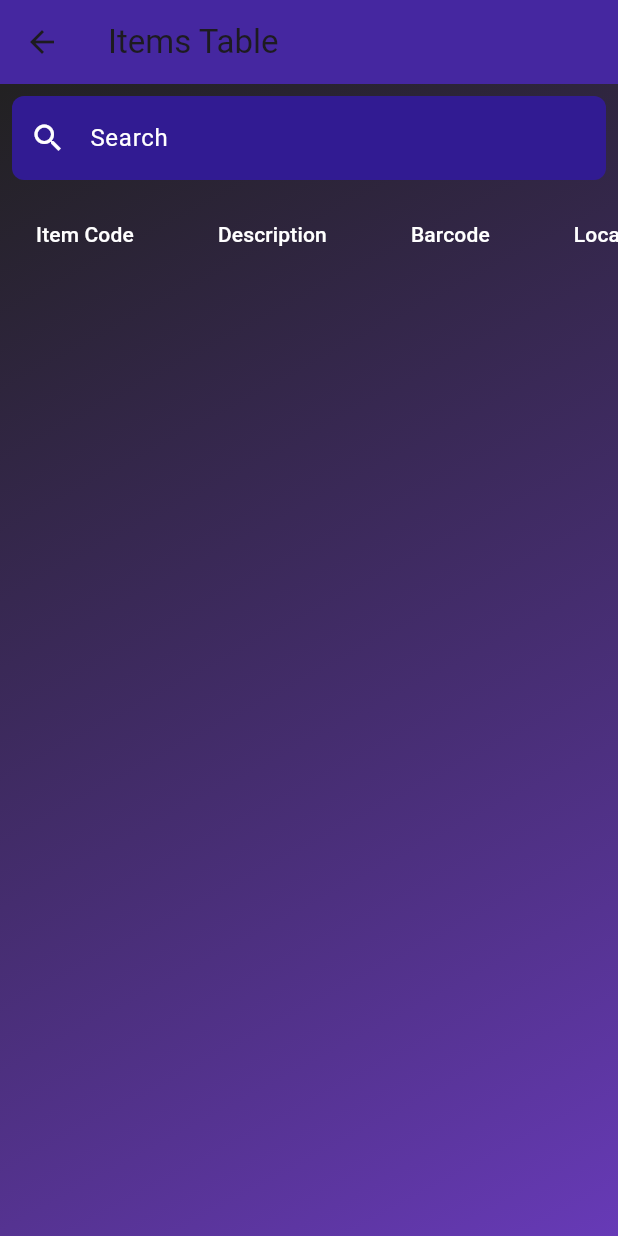
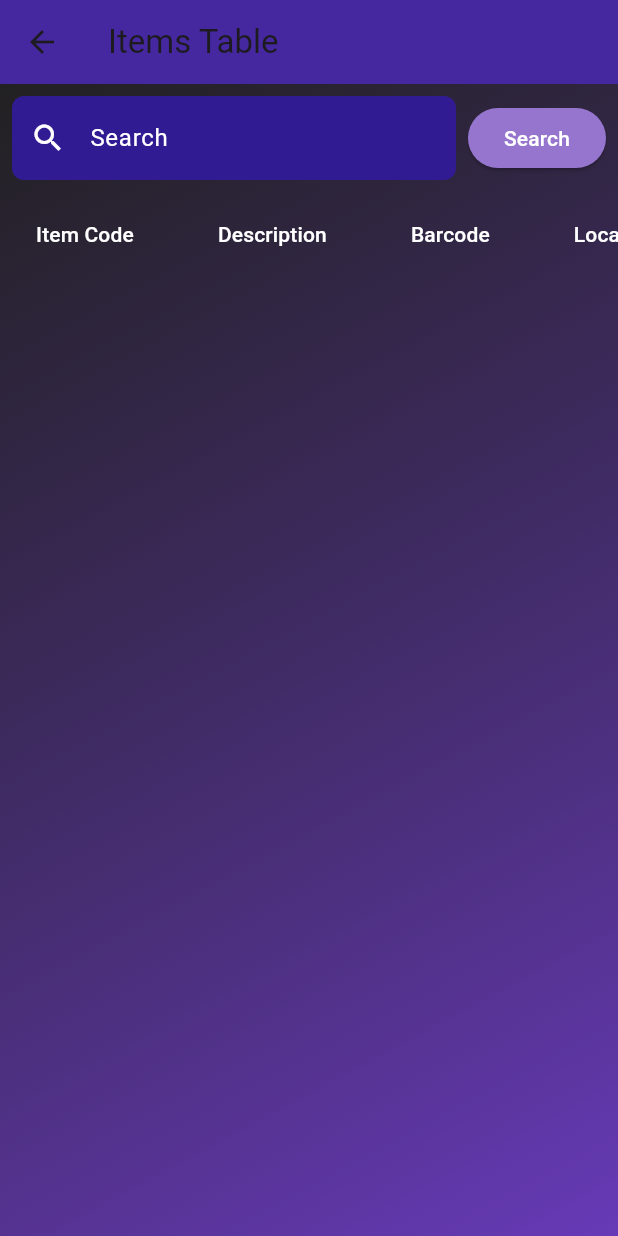
Before and after one commit to PersonX-46/PriceChecker, a Flutter app: the TableScreen screen opened directly, on a phone screen of 412 x 824 dp. Run offline on Flutter 3.47's test engine with Material 3 defaults, Android fonts, the phone set to English and light mode, and no system bars; our stand-ins replace fluttertoast, shared_preferences; missing offline and left inert: mssql_connection; accounts and stored records are empty.

Commit message:
add onchange on search bar to react to barcode by default & add button to search for descriptions

```diff
--- a/lib/table_screen.dart
+++ b/lib/table_screen.dart
@@ -14,6 +14,8 @@ class _TableScreenState extends State<TableScreen> {
   List<Map<String, dynamic>> _filteredItems = [];
   bool _isLoading = true;
   String _searchQuery = "";
+  bool _searchByDescription = false;
+  TextEditingController searchController = TextEditingController();
 
   @override
   void initState() {
@@ -27,7 +29,7 @@ class _TableScreenState extends State<TableScreen> {
       await _dbConnection.fetchAllItems();
       setState(() {
         _items = _dbConnection.getFetchedItems();
-        _filteredItems = _items.take(100).toList(); // Limit to first 100 items
+        _filteredItems = _items.take(50).toList(); // Limit to first 50 items
         _isLoading = false;
       });
     } catch (e) {
@@ -38,18 +40,23 @@ class _TableScreenState extends State<TableScreen> {
     }
   }
 
-  void _filterItems(String query) {
+  void _filterItemsByDescription(String query) {
     setState(() {
-      _searchQuery = query;
       final filtered = _items
           .where((item) =>
-      item['ItemCode'].toString().contains(query) ||
-          item['Description'].toString().toLowerCase().contains(query.toLowerCase()) ||
-          item['Barcode'].toString().contains(query))
+          item['Description'].toString().toLowerCase().contains(query.toLowerCase()))
           .toList();
-      _filteredItems = filtered.take(100).toList(); // Apply limit to filtered results
+      _filteredItems = filtered.take(50).toList(); // Apply limit to filtered results
     });
   }
+
+  void _getItemByBarcode(String barcode) {
+    setState(() {
+      final foundItems = _items.where((item) => item['Barcode'] == barcode).toList();
+      _filteredItems = foundItems.take(50).toList();
+    });
+  }
+
 
   @override
   Widget build(BuildContext context) {
@@ -76,7 +83,11 @@ class _TableScreenState extends State<TableScreen> {
           children: [
             Padding(
               padding: const EdgeInsets.all(8.0),
+              child: Row(
+                children: [
+                  Expanded(
                     child: TextField(
+                      controller: searchController,
                       decoration: InputDecoration(
                         labelText: "Search",
                         labelStyle: const TextStyle(color: Colors.white),
@@ -89,7 +100,25 @@ class _TableScreenState extends State<TableScreen> {
                         prefixIcon: const Icon(Icons.search, color: Colors.white),
                       ),
                       style: const TextStyle(color: Colors.white),
-                onChanged: _filterItems, // Update search query
+                      onChanged: _getItemByBarcode,
+                    ),
+                  ),
+                  const SizedBox(width: 8),
+                  ElevatedButton(
+                    onPressed: () {
+                      _filterItemsByDescription(searchController.text);
+                    },
+                    style: ElevatedButton.styleFrom(
+                      backgroundColor: _searchByDescription
+                          ? Colors.deepPurple[700]
+                          : Colors.deepPurple[300],
+                    ),
+                    child: const Text(
+                      "Search",
+                      style: TextStyle(color: Colors.white),
+                    ),
+                  ),
+                ],
               ),
             ),
             Expanded(
@@ -99,19 +128,34 @@ class _TableScreenState extends State<TableScreen> {
                   scrollDirection: Axis.vertical, // Enable vertical scrolling
                   child: DataTable(
                     columns: const [
-                      DataColumn(label: Text("Item Code", style: TextStyle(color: Colors.white))),
-                      DataColumn(label: Text("Description", style: TextStyle(color: Colors.white))),
-                      DataColumn(label: Text("Barcode", style: TextStyle(color: Colors.white))),
-                      DataColumn(label: Text("Location", style: TextStyle(color: Colors.white))),
-                      DataColumn(label: Text("Price", style: TextStyle(color: Colors.white))),
+                      DataColumn(
+                          label: Text("Item Code",
+                              style: TextStyle(color: Colors.white))),
+                      DataColumn(
+                          label: Text("Description",
+                              style: TextStyle(color: Colors.white))),
+                      DataColumn(
+                          label: Text("Barcode",
+                              style: TextStyle(color: Colors.white))),
+                      DataColumn(
+                          label: Text("Location",
+                              style: TextStyle(color: Colors.white))),
+                      DataColumn(
+                          label: Text("Price",
+                              style: TextStyle(color: Colors.white))),
                     ],
                     rows: _filteredItems.map((item) {
                       return DataRow(cells: [
-                        DataCell(Text(item['ItemCode'] ?? "", style: const TextStyle(color: Colors.white))),
-                        DataCell(Text(item['Description'] ?? "", style: const TextStyle(color: Colors.white))),
-                        DataCell(Text(item['Barcode'] ?? "", style: const TextStyle(color: Colors.white))),
-                        DataCell(Text(item['Location'] ?? "", style: const TextStyle(color: Colors.white))),
-                        DataCell(Text(item['PosUnitPrice'].toString(), style: const TextStyle(color: Colors.white))),
+                        DataCell(Text(item['ItemCode'] ?? "",
+                            style: const TextStyle(color: Colors.white))),
+                        DataCell(Text(item['Description'] ?? "",
+                            style: const TextStyle(color: Colors.white))),
+                        DataCell(Text(item['Barcode'] ?? "",
+                            style: const TextStyle(color: Colors.white))),
+                        DataCell(Text(item['Location'] ?? "",
+                            style: const TextStyle(color: Colors.white))),
+                        DataCell(Text(item['PosUnitPrice'].toString(),
+                            style: const TextStyle(color: Colors.white))),
                       ]);
                     }).toList(),
                   ),
```
Lines whose indentation alone changed are shown as unchanged.
